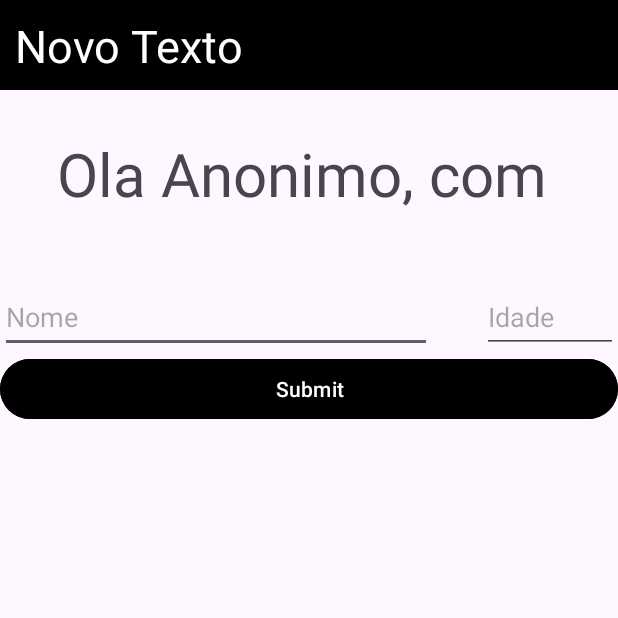
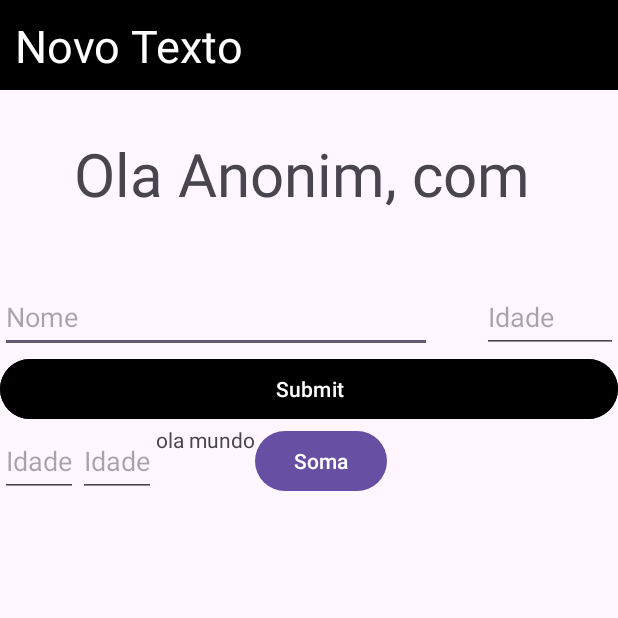
Before and after one commit to GoncaloaaF/IEFP_Leiria_TPSI_2324, an Android app: the screen it shows after launch (MainActivity), after a tap on "Submit", on a phone screen of 412 x 824 dp, the top half of it. Run offline under Robolectric (Android 15) with nearby library versions, the phone set to English and light mode, and no system bars.

Commit message:
demo app1 - soma

```diff
--- a/5423 - Acesso móvel a sistemas de informação/android/app/src/main/java/com/example/app1/MainActivity.kt
+++ b/5423 - Acesso móvel a sistemas de informação/android/app/src/main/java/com/example/app1/MainActivity.kt
@@ -22,6 +22,12 @@ class MainActivity : AppCompatActivity() {
     private lateinit var btnMainSubmit: Button
 
 
+
+    private lateinit var etMainNum1: EditText
+    private lateinit var etMainNum2: EditText
+    private lateinit var tvMainSoma: TextView
+    private lateinit var btnMainSoma: Button
+
     override fun onCreate(savedInstanceState: Bundle?) {
         super.onCreate(savedInstanceState)
         setContentView(R.layout.activity_main)
@@ -33,20 +39,40 @@ class MainActivity : AppCompatActivity() {
         etMainIdade  = findViewById(R.id.etMainIdade)
 
 
-
         tvMainHeader.text = "Novo Texto"
-
         btnMainSubmit.setOnClickListener {
-            var nome = "Anonimo"
+            var nome = "Anonim"
 
             if (etMainNome.text.isNotEmpty()){
                 nome = etMainNome.text.toString()
             }
-
             tvMainMsg.text = "Ola $nome, com ${etMainIdade.text}"
         }
 
 
+        /*
+
+    private lateinit var tvMainSoma: TextView
+    private lateinit var btnMainSoma: Button
+
+         */
+
+        etMainNum1 = findViewById(R.id.etMainNum1)
+        etMainNum2 = findViewById(R.id.etMainNum2)
+        tvMainSoma = findViewById(R.id.tvMainSoma)
+        btnMainSoma = findViewById(R.id.btnMainSoma)
+
+
+        btnMainSoma.setOnClickListener {
+            val num1 = etMainNum1.text.toString().toDouble()
+            val num2 = etMainNum2.text.toString().toDouble()
+
+            val soma = num2 + num1
+
+            tvMainSoma.text = soma.toString()
+
+        }
+
 
     }
 }
--- a/5423 - Acesso móvel a sistemas de informação/android/app/src/main/res/layout/activity_main.xml
+++ b/5423 - Acesso móvel a sistemas de informação/android/app/src/main/res/layout/activity_main.xml
@@ -86,4 +86,47 @@
         android:text="Submit"
         />
 
+
+    <LinearLayout
+        android:layout_width="wrap_content"
+        android:layout_height="wrap_content"
+        android:orientation="horizontal"
+        >
+        <EditText
+            android:id="@+id/etMainNum1"
+            android:layout_width="wrap_content"
+            android:layout_height="48dp"
+            android:hint="Idade"
+            android:inputType="number"
+            android:layout_weight="1"
+            />
+        <EditText
+            android:id="@+id/etMainNum2"
+            android:layout_width="wrap_content"
+            android:layout_height="48dp"
+            android:hint="Idade"
+            android:inputType="number"
+            android:layout_weight="1"
+            />
+
+
+        <TextView
+            android:id="@+id/tvMainSoma"
+            android:layout_width="match_parent"
+            android:layout_height="match_parent"
+            android:text="ola mundo"
+            />
+
+        <Button
+            android:id="@+id/btnMainSoma"
+            android:layout_width="wrap_content"
+            android:layout_height="match_parent"
+            android:text="Soma"
+            />
+
+
+
+
+    </LinearLayout>
+
 </LinearLayout>
```
